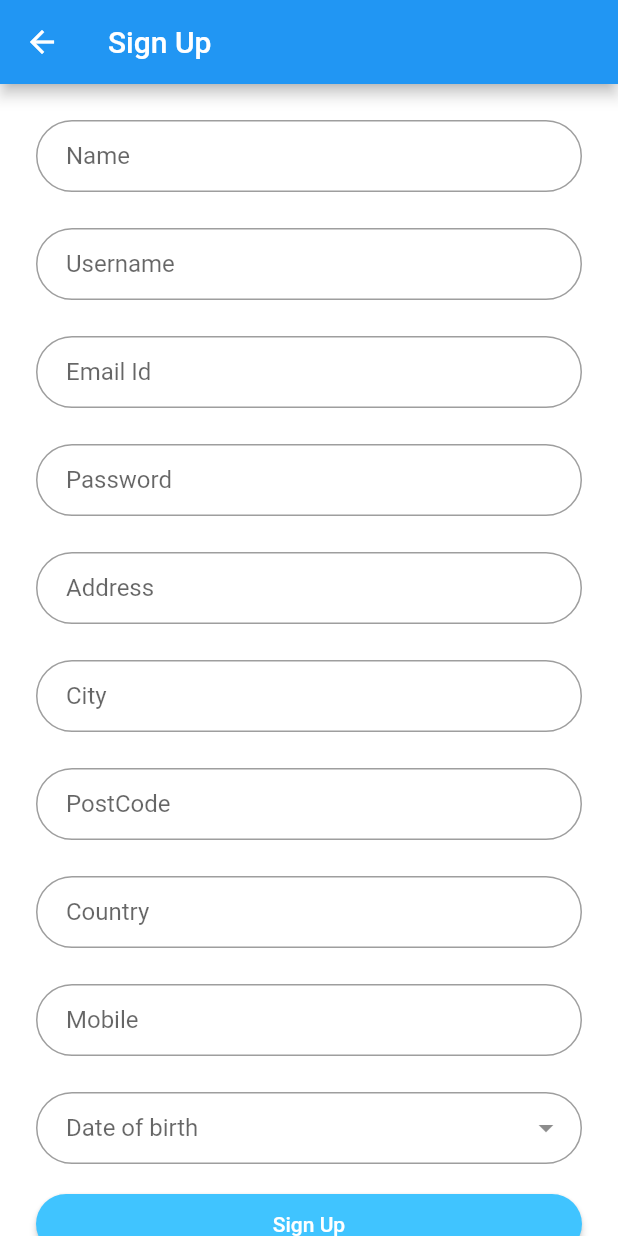
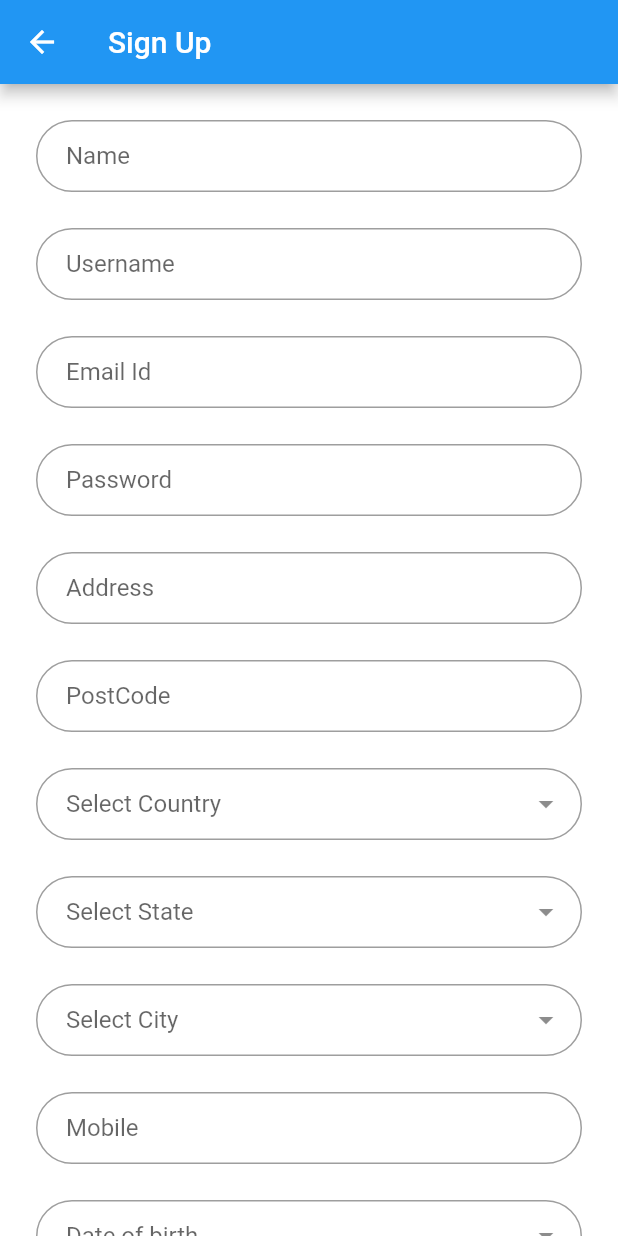
Before and after one commit to Prashant961992/FlutterDemo, a Flutter app: the SignUpController screen opened directly, on a phone screen of 412 x 824 dp. Run offline on Flutter 3.47's test engine with Material 2 defaults, Android fonts, the phone set to English and light mode, and no system bars; our stand-ins replace connectivity, shared_preferences; accounts and stored records are empty.

```diff
--- a/lib/Controls/PPCustomtextField.dart
+++ b/lib/Controls/PPCustomtextField.dart
@@ -1,4 +1,5 @@
 import 'package:flutter/material.dart';
+import 'package:flutter/services.dart';
 
 class PPCustomtextField extends StatefulWidget {
   final String hinttext;
@@ -35,8 +36,11 @@ class _PPCustomtextFieldState extends State<PPCustomtextField> {
       validator: widget.validator,
       autovalidate: false,
       enabled: true,
+      onChanged: (value) {
+        print('change');
+      },
       // initialValue: widget.initvalue,
-      // textInputAction: TextInputAction.next,
+      // inputFormatters: <TextInputFormatter>[WhitelistingTextInputFormatter.digitsOnly],
       decoration: InputDecoration(
         hintText: widget.hinttext,
         contentPadding: EdgeInsets.fromLTRB(20.0, 10.0, 20.0, 10.0),
--- a/lib/view/SignUpController.dart
+++ b/lib/view/SignUpController.dart
@@ -3,6 +3,9 @@ import 'package:demo/AppConstant/Utility.dart';
 import 'package:demo/Controls/CustomDialog.dart';
 import 'package:demo/Controls/PPCustomtextField.dart';
 import 'package:flutter/material.dart';
+
+import '../AppConstant/MarginsConstant.dart';
+import '../AppConstant/MarginsConstant.dart';
 
 class SignUpController extends StatefulWidget {
   @override
@@ -40,7 +43,8 @@ class _SignUpControllerState extends State<SignUpController> {
         lastDate: DateTime(2101));
     if (picked != null && picked != selectedDate)
       setState(() {
-        selectedDate = picked;
+         selectedDate = picked;
+        _dobController.text = selectedDate.toString();
       });
   }
 
@@ -107,7 +111,8 @@ class _SignUpControllerState extends State<SignUpController> {
 
     final city = PPCustomtextField(
       controller: _cityController,
-      hinttext: "City",
+      isShowsuffixIcon: true,
+      hinttext: "Select City",
       validator: (value) {
         if (value.isEmpty) {
           return 'Please enter Email Address';
@@ -130,8 +135,20 @@ class _SignUpControllerState extends State<SignUpController> {
 
     final country = PPCustomtextField(
       controller: _countryController,
-      keyboardType: TextInputType.emailAddress,
-      hinttext: "Country",
+      isShowsuffixIcon: true,
+      hinttext: "Select Country",
+      validator: (value) {
+        if (value.isEmpty) {
+          return 'Please enter Email Address';
+        }
+        return null;
+      },
+    );
+
+    final state = PPCustomtextField(
+      controller: _countryController,
+      isShowsuffixIcon: true,
+      hinttext: "Select State",
       validator: (value) {
         if (value.isEmpty) {
           return 'Please enter Email Address';
@@ -206,25 +223,45 @@ class _SignUpControllerState extends State<SignUpController> {
             kverticalSpaceTextField,
             address,
             kverticalSpaceTextField,
-            city,
-            kverticalSpaceTextField,
             postcode,
             kverticalSpaceTextField,
-            country,
+            InkWell(
+              onTap: () {
+
+              },
+              child: IgnorePointer(
+                child: country,
+              ),
+            ),
+            kverticalSpaceTextField,
+            InkWell(
+              onTap: () {
+
+              },
+              child: IgnorePointer(
+                child: state,
+              ),
+            ),
+            kverticalSpaceTextField,
+            InkWell(
+              onTap: () {
+
+              },
+              child: IgnorePointer(
+                child: city,
+              ),
+            ),
             kverticalSpaceTextField,
             mobile,
             kverticalSpaceTextField,
-            Stack(
-              children: <Widget>[
-                SizedBox(
-                  child: dob,
-                ),
-                // SizedBox(
-                //   child: signUpButton,
-                // )
-              ],
+            InkWell(
+              onTap: () {
+                selectDate(context); // Call Function that has showDatePicker()
+              },
+              child: IgnorePointer(
+                child: dob,
+              ),
             ),
-            // SizedBox(height: 24.0),
             signUpButton,
 //            loginButton,
           ],
--- a/pubspec.yaml
+++ b/pubspec.yaml
@@ -20,15 +20,14 @@ dependencies:
   flutter:
     sdk: flutter
   connectivity: ^0.4.8+5
-
-  # The following adds the Cupertino Icons font to your application.
-  # Use with the CupertinoIcons class for iOS style icons.
   cupertino_icons: ^0.1.2
   http: ^0.12.0+1
+  shared_preferences: ^0.5.7+1
 
 dev_dependencies:
   flutter_test:
     sdk: flutter
+
 
 
 # For information on the generic Dart part of this file, see the
```
Also changed, not shown: lib/Info.txt (added, +9 -0 lines), lib/main.dart (+8 -0 lines), pubspec.lock, 1 other file.
